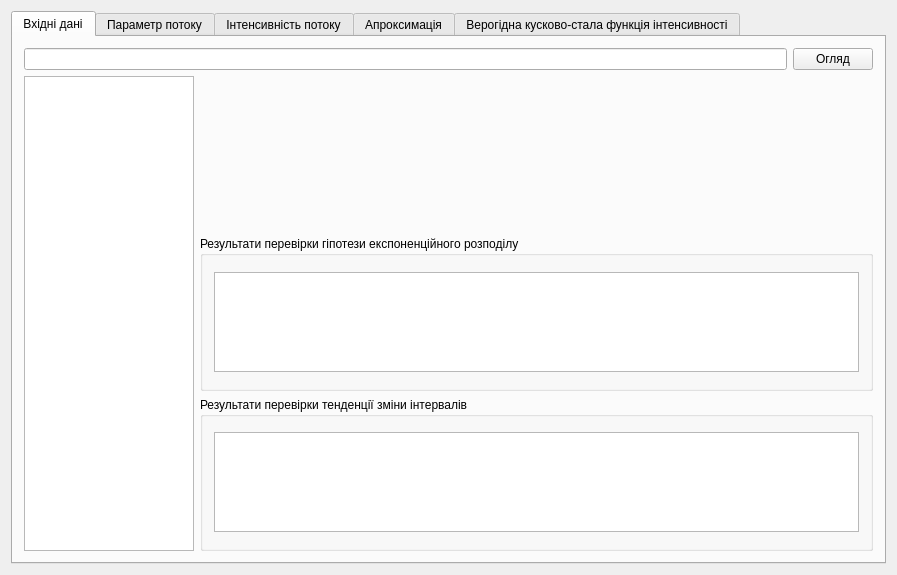
Old version of the form lb1/lb1.ui in the repository ospodinets/tmolab.
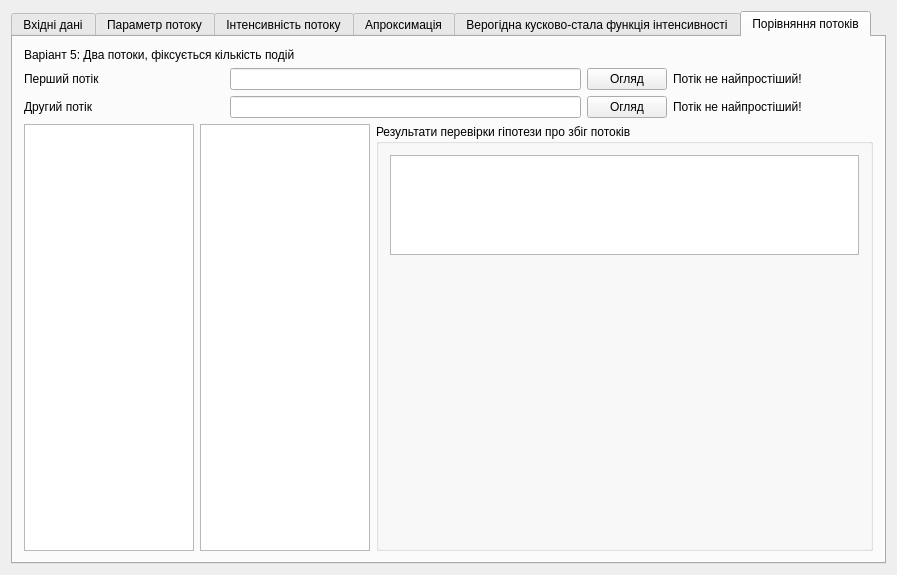
New version of the form. Custom widgets are drawn as their Qt base class.

Commit message: Add flow comparison

Diff of the .ui file:
```diff
--- a/lb1/lb1.ui
+++ b/lb1/lb1.ui
@@ -24,7 +24,7 @@
     <item>
      <widget class="QTabWidget" name="tabWidget">
       <property name="currentIndex">
-       <number>0</number>
+       <number>5</number>
       </property>
       <widget class="QWidget" name="inputTab">
        <attribute name="title">
@@ -407,6 +407,238 @@
         </item>
        </layout>
       </widget>
+      <widget class="QWidget" name="flowComparisonTab">
+       <attribute name="title">
+        <string>Порівняння потоків</string>
+       </attribute>
+       <layout class="QVBoxLayout" name="fctabLayout">
+        <item>
+         <widget class="QLabel" name="label_4">
+          <property name="text">
+           <string>Варіант 5: Два потоки, фіксується кількість подій</string>
+          </property>
+         </widget>
+        </item>
+        <item>
+         <layout class="QHBoxLayout" name="horizontalLayout">
+          <item>
+           <widget class="QLabel" name="label_2">
+            <property name="minimumSize">
+             <size>
+              <width>200</width>
+              <height>0</height>
+             </size>
+            </property>
+            <property name="text">
+             <string>Перший потік</string>
+            </property>
+           </widget>
+          </item>
+          <item>
+           <widget class="QLineEdit" name="path1Edit"/>
+          </item>
+          <item>
+           <widget class="QPushButton" name="browse1Btn">
+            <property name="text">
+             <string>Огляд</string>
+            </property>
+           </widget>
+          </item>
+          <item>
+           <widget class="QLabel" name="flow1IsNotTrivial">
+            <property name="minimumSize">
+             <size>
+              <width>200</width>
+              <height>0</height>
+             </size>
+            </property>
+            <property name="text">
+             <string>Потік не найпростіший!</string>
+            </property>
+           </widget>
+          </item>
+         </layout>
+        </item>
+        <item>
+         <layout class="QHBoxLayout" name="horizontalLayout">
+          <item>
+           <widget class="QLabel" name="label_3">
+            <property name="minimumSize">
+             <size>
+              <width>200</width>
+              <height>0</height>
+             </size>
+            </property>
+            <property name="text">
+             <string>Другий потік</string>
+            </property>
+           </widget>
+          </item>
+          <item>
+           <widget class="QLineEdit" name="path2Edit"/>
+          </item>
+          <item>
+           <widget class="QPushButton" name="browse2Btn">
+            <property name="text">
+             <string>Огляд</string>
+            </property>
+           </widget>
+          </item>
+          <item>
+           <widget class="QLabel" name="flow2IsNotTrivial">
+            <property name="minimumSize">
+             <size>
+              <width>200</width>
+              <height>0</height>
+             </size>
+            </property>
+            <property name="text">
+             <string>Потік не найпростіший!</string>
+            </property>
+           </widget>
+          </item>
+         </layout>
+        </item>
+        <item>
+         <layout class="QHBoxLayout" name="data2Layout">
+          <item>
+           <widget class="QTableWidget" name="intervals1Widget">
+            <property name="sizePolicy">
+             <sizepolicy hsizetype="Minimum" vsizetype="Expanding">
+              <horstretch>0</horstretch>
+              <verstretch>0</verstretch>
+             </sizepolicy>
+            </property>
+            <property name="minimumSize">
+             <size>
+              <width>170</width>
+              <height>0</height>
+             </size>
+            </property>
+            <property name="maximumSize">
+             <size>
+              <width>170</width>
+              <height>16777215</height>
+             </size>
+            </property>
+            <property name="baseSize">
+             <size>
+              <width>0</width>
+              <height>0</height>
+             </size>
+            </property>
+            <property name="horizontalScrollBarPolicy">
+             <enum>Qt::ScrollBarAlwaysOff</enum>
+            </property>
+            <property name="sortingEnabled">
+             <bool>true</bool>
+            </property>
+            <property name="cornerButtonEnabled">
+             <bool>false</bool>
+            </property>
+            <attribute name="verticalHeaderVisible">
+             <bool>false</bool>
+            </attribute>
+            <attribute name="verticalHeaderHighlightSections">
+             <bool>false</bool>
+            </attribute>
+            <attribute name="verticalHeaderShowSortIndicator" stdset="0">
+             <bool>true</bool>
+            </attribute>
+           </widget>
+          </item>
+          <item>
+           <widget class="QTableWidget" name="intervals2Widget">
+            <property name="sizePolicy">
+             <sizepolicy hsizetype="Minimum" vsizetype="Expanding">
+              <horstretch>0</horstretch>
+              <verstretch>0</verstretch>
+             </sizepolicy>
+            </property>
+            <property name="minimumSize">
+             <size>
+              <width>170</width>
+              <height>0</height>
+             </size>
+            </property>
+            <property name="maximumSize">
+             <size>
+              <width>170</width>
+              <height>16777215</height>
+             </size>
+            </property>
+            <property name="baseSize">
+             <size>
+              <width>0</width>
+              <height>0</height>
+             </size>
+            </property>
+            <property name="horizontalScrollBarPolicy">
+             <enum>Qt::ScrollBarAlwaysOff</enum>
+            </property>
+            <property name="sortingEnabled">
+             <bool>true</bool>
+            </property>
+            <property name="cornerButtonEnabled">
+             <bool>false</bool>
+            </property>
+            <attribute name="verticalHeaderVisible">
+             <bool>false</bool>
+            </attribute>
+            <attribute name="verticalHeaderHighlightSections">
+             <bool>false</bool>
+            </attribute>
+            <attribute name="verticalHeaderShowSortIndicator" stdset="0">
+             <bool>true</bool>
+            </attribute>
+           </widget>
+          </item>
+          <item>
+           <layout class="QVBoxLayout" name="graphLayout" stretch="0">
+            <item>
+             <widget class="QGroupBox" name="checkCompGroup">
+              <property name="title">
+               <string>Результати перевірки гіпотези про збіг потоків</string>
+              </property>
+              <layout class="QVBoxLayout" name="graphLayout" stretch="0,0">
+               <item>
+                <widget class="QTableWidget" name="checkCompResultsWidget">
+                 <property name="maximumSize">
+                  <size>
+                   <width>16777215</width>
+                   <height>100</height>
+                  </size>
+                 </property>
+                 <property name="cornerButtonEnabled">
+                  <bool>false</bool>
+                 </property>
+                 <attribute name="verticalHeaderVisible">
+                  <bool>false</bool>
+                 </attribute>
+                </widget>
+               </item>
+               <item>
+                <spacer name="verticalSpacer">
+                 <property name="orientation">
+                  <enum>Qt::Vertical</enum>
+                 </property>
+                 <property name="sizeHint" stdset="0">
+                  <size>
+                   <width>20</width>
+                   <height>40</height>
+                  </size>
+                 </property>
+                </spacer>
+               </item>
+              </layout>
+             </widget>
+            </item>
+           </layout>
+          </item>
+         </layout>
+        </item>
+       </layout>
+      </widget>
      </widget>
     </item>
    </layout>
```
The commit also changes 28 other files.
